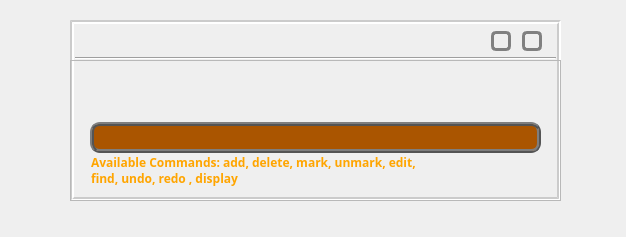
The window that SeamPLE/SeampleView.ui (Riandy/cs2103aug12-f09-1c) describes before a commit, drawn with Qt 5.
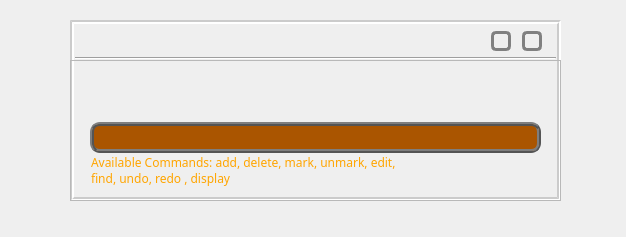
The same window after the commit. Icons and pictures are not drawn. Custom widgets are drawn as their Qt base class.

Commit message: Gui Update - updated seampleview logo position and fixed sframe back for              moving widget

Diff of the .ui file:
```diff
--- a/SeamPLE/SeampleView.ui
+++ b/SeamPLE/SeampleView.ui
@@ -144,7 +144,7 @@
     <widget class="QLabel" name="label_3">
      <property name="geometry">
       <rect>
-       <x>210</x>
+       <x>30</x>
        <y>10</y>
        <width>71</width>
        <height>21</height>
@@ -239,9 +239,9 @@
        <font>
         <family>MS Shell Dlg 2</family>
         <pointsize>9</pointsize>
-        <weight>75</weight>
+        <weight>50</weight>
         <italic>false</italic>
-        <bold>true</bold>
+        <bold>false</bold>
        </font>
       </property>
       <property name="styleSheet">
```
The commit also changes 2 other files.
